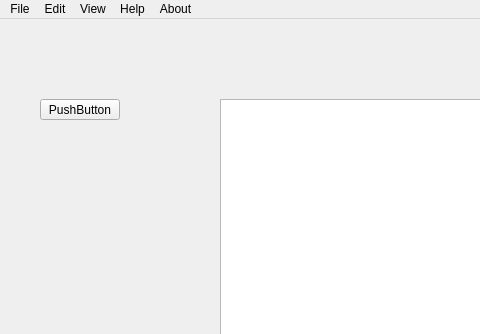
This is mainwindow.ui in hrafnkelli14/Verklegt-verkefni-3 as Qt 5 draws it before an edit; both pictures show x 0 to 480 and y 0 to 334 of the 669 by 559 pixel window. The edited form follows.
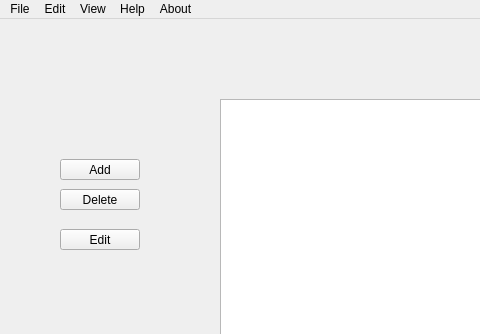
This is the edited form.

```diff
--- a/mainwindow.ui
+++ b/mainwindow.ui
@@ -14,19 +14,6 @@
    <string>Skil 3</string>
   </property>
   <widget class="QWidget" name="centralWidget">
-   <widget class="QPushButton" name="pushButton">
-    <property name="geometry">
-     <rect>
-      <x>40</x>
-      <y>80</y>
-      <width>80</width>
-      <height>21</height>
-     </rect>
-    </property>
-    <property name="text">
-     <string>PushButton</string>
-    </property>
-   </widget>
    <widget class="QTableView" name="tableView">
     <property name="geometry">
      <rect>
@@ -69,6 +56,45 @@
      <string notr="true">typeButtonGroup</string>
     </attribute>
    </widget>
+   <widget class="QPushButton" name="addButton">
+    <property name="geometry">
+     <rect>
+      <x>60</x>
+      <y>140</y>
+      <width>80</width>
+      <height>21</height>
+     </rect>
+    </property>
+    <property name="text">
+     <string>Add</string>
+    </property>
+   </widget>
+   <widget class="QPushButton" name="pushButton_2">
+    <property name="geometry">
+     <rect>
+      <x>60</x>
+      <y>170</y>
+      <width>80</width>
+      <height>21</height>
+     </rect>
+    </property>
+    <property name="text">
+     <string>Delete</string>
+    </property>
+   </widget>
+   <widget class="QPushButton" name="editButton">
+    <property name="geometry">
+     <rect>
+      <x>60</x>
+      <y>210</y>
+      <width>80</width>
+      <height>21</height>
+     </rect>
+    </property>
+    <property name="text">
+     <string>Edit</string>
+    </property>
+   </widget>
   </widget>
   <widget class="QMenuBar" name="menuBar">
    <property name="geometry">
```
